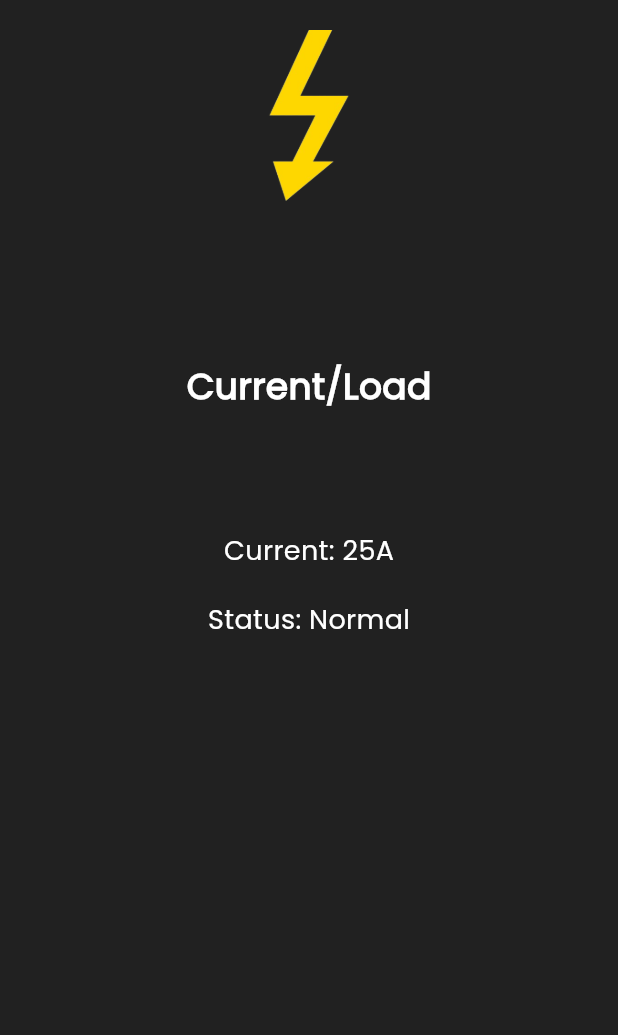
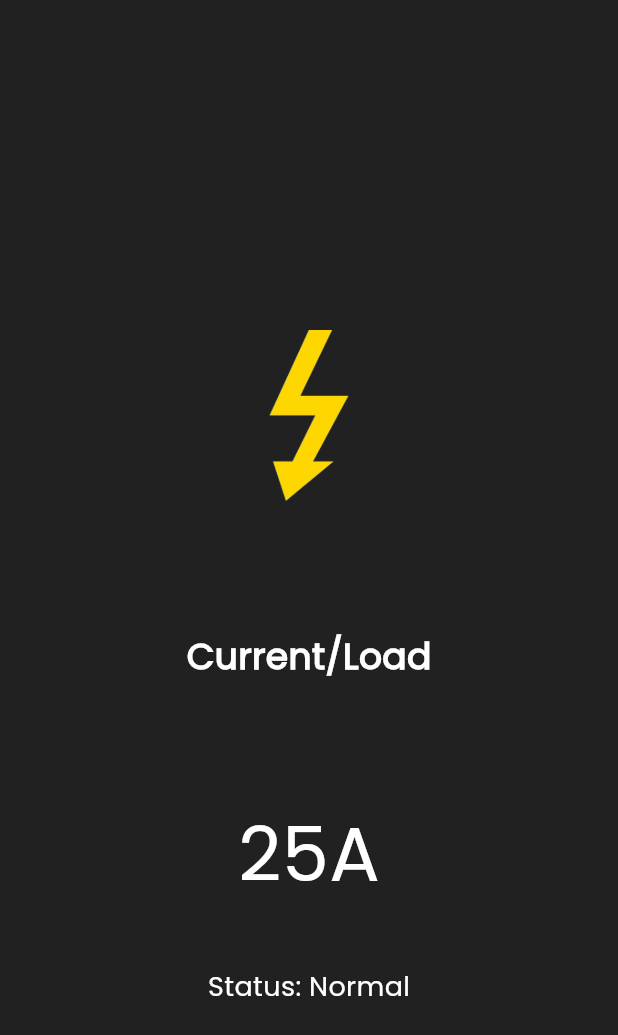
Before and after one commit to AshenDulsanka/IoT-PMS, a Flutter app: the Current screen opened directly, on a phone screen of 412 x 824 dp. Shown: the top 1035 px of the screen. Run offline on Flutter 3.47's test engine with Material 3 defaults, Android fonts, the phone set to English and light mode, and no system bars.

Commit message:
modified current page

```diff
--- a/mobileapp/lib/pages/current.dart
+++ b/mobileapp/lib/pages/current.dart
@@ -10,7 +10,7 @@ class Current extends StatelessWidget {
       backgroundColor: Colors.grey[900],
       body: Center(
         child: Container(
-          padding: EdgeInsets.all(20.0),
+          padding: EdgeInsets.fromLTRB(20.0, 220.0, 20.0, 0.0),
           child: Column(
             mainAxisAlignment: MainAxisAlignment.start,
             children: [
@@ -20,7 +20,6 @@ class Current extends StatelessWidget {
                 height: 200,
                 alignment: Alignment.topCenter,
               ),
-              SizedBox(height: 20),
               Text(
                 "Current/Load",
                 style: TextStyle(
@@ -32,15 +31,15 @@ class Current extends StatelessWidget {
               ),
               SizedBox(height: 80),
               Text(
-                "Current: 25A",
+                "25A",
                 style: TextStyle(
-                  fontSize: 18,
+                  fontSize: 50,
                   fontWeight: FontWeight.normal,
                   color: Colors.white,
                   fontFamily: "Poppins",
                 ),
               ),
-              SizedBox(height: 20),
+              SizedBox(height: 40),
               Text(
                 "Status: Normal",
                 style: TextStyle(
```
